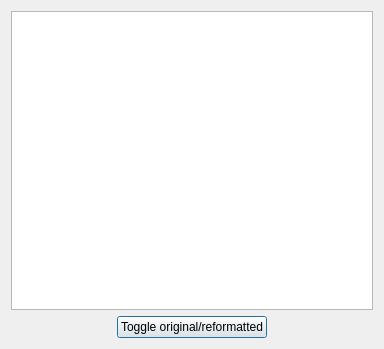
CE-Programming/CEmu, file gui/qt/basiccodeviewerwindow.ui: the form before one commit.
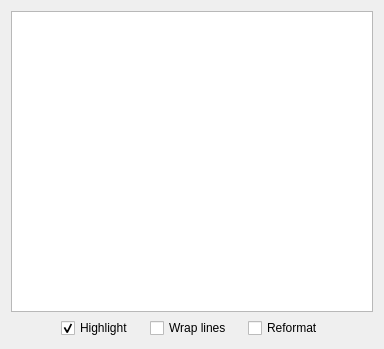
The form after the commit. Icons and pictures are not drawn. Custom widgets are drawn as their Qt base class.

Commit message: Var previewer: can now toggle highlighting/wrapping/formatting

```diff
--- a/gui/qt/basiccodeviewerwindow.ui
+++ b/gui/qt/basiccodeviewerwindow.ui
@@ -44,9 +44,58 @@
       </spacer>
      </item>
      <item>
-      <widget class="QPushButton" name="pushButton">
+      <widget class="QCheckBox" name="checkboxHighlighting">
        <property name="text">
-        <string>Toggle original/reformatted</string>
+        <string>Highlight</string>
+       </property>
+       <property name="checked">
+        <bool>true</bool>
+       </property>
+      </widget>
+     </item>
+     <item>
+      <spacer name="horizontalSpacer_4">
+       <property name="orientation">
+        <enum>Qt::Horizontal</enum>
+       </property>
+       <property name="sizeType">
+        <enum>QSizePolicy::Fixed</enum>
+       </property>
+       <property name="sizeHint" stdset="0">
+        <size>
+         <width>10</width>
+         <height>20</height>
+        </size>
+       </property>
+      </spacer>
+     </item>
+     <item>
+      <widget class="QCheckBox" name="checkboxLineWrapping">
+       <property name="text">
+        <string>Wrap lines</string>
+       </property>
+      </widget>
+     </item>
+     <item>
+      <spacer name="horizontalSpacer_3">
+       <property name="orientation">
+        <enum>Qt::Horizontal</enum>
+       </property>
+       <property name="sizeType">
+        <enum>QSizePolicy::Fixed</enum>
+       </property>
+       <property name="sizeHint" stdset="0">
+        <size>
+         <width>10</width>
+         <height>20</height>
+        </size>
+       </property>
+      </spacer>
+     </item>
+     <item>
+      <widget class="QCheckBox" name="checkboxReformatting">
+       <property name="text">
+        <string>Reformat</string>
        </property>
       </widget>
      </item>
```
The commit also changes 2 other files.
